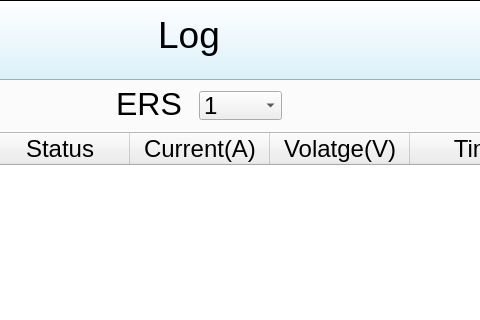
This is logdialog.ui in Keithsys730/ERC_UI_DEMO as Qt 5 draws it before an edit; both pictures show x 211 to 691 and y 0 to 320 of the 800 by 480 pixel window. The edited form follows.
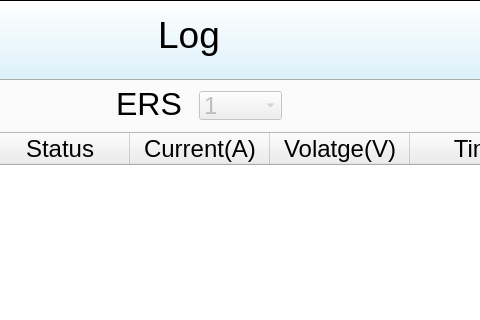
This is the edited form. Icons and pictures are not drawn.

Commit message: Adjust objects of UI.

The edit to the form file:
```diff
--- a/logdialog.ui
+++ b/logdialog.ui
@@ -100,6 +100,9 @@
      </column>
     </widget>
     <widget class="QComboBox" name="ersIndexComboBox">
+     <property name="enabled">
+      <bool>false</bool>
+     </property>
      <property name="geometry">
       <rect>
        <x>360</x>
```
The commit also changes 2 other files.
